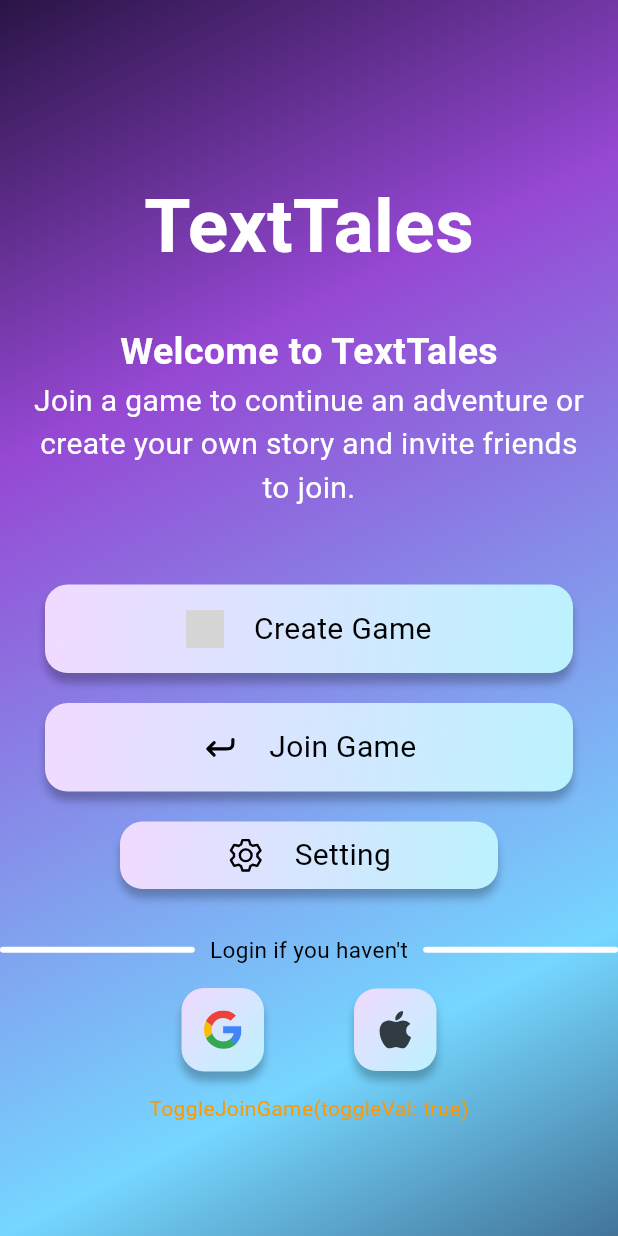
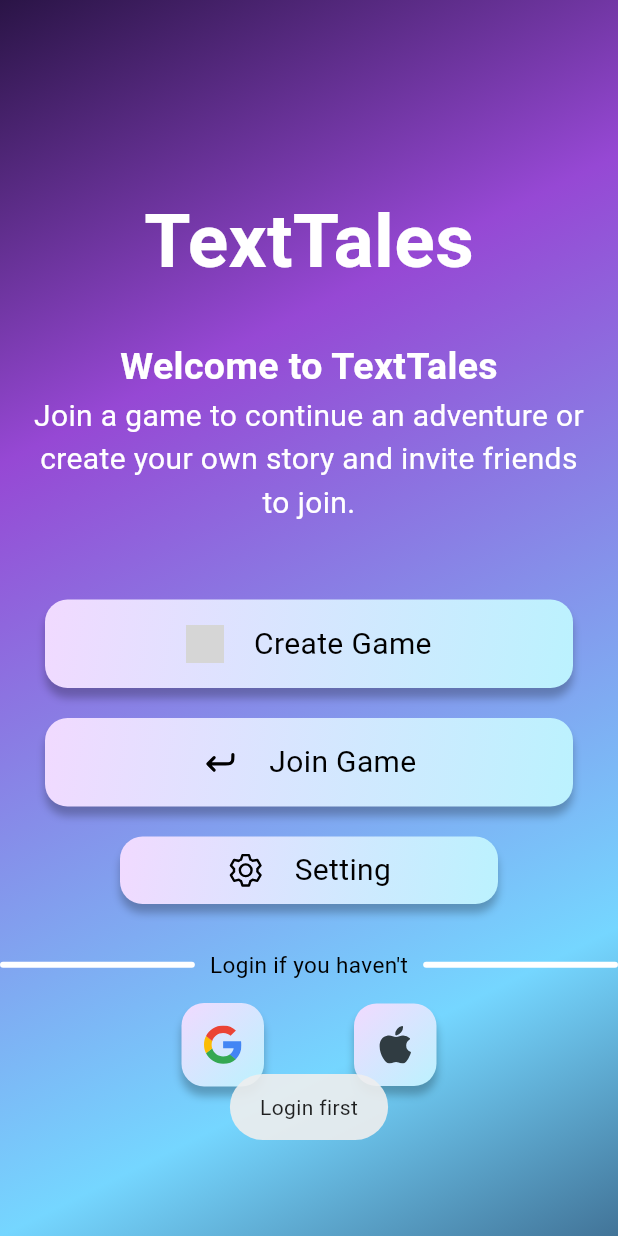
Before and after one commit to FrostyCake47/TextTales, a Flutter app: the screen it shows after launch, after a tap on "Create Game", on a phone screen of 412 x 824 dp. Run offline on Flutter 3.47's test engine with Material 3 defaults, Android fonts, the phone set to English and light mode, and no system bars; our stand-ins replace firebase_auth, firebase_core, flutter_riverpod, flutter_spinkit, flutter_svg, fluttertoast and 4 more; missing offline and left inert: dart:ffi; accounts and stored records are empty; Roboto replaces fonts that are missing (Poppins); grey boxes are pictures that could not be loaded.

Commit message:
cleaned up the code

```diff
--- a/lib/screens/auth.dart
+++ b/lib/screens/auth.dart
@@ -24,11 +24,9 @@ class AuthScreen extends StatelessWidget {
           if(snapshot.data?.uid != null) {
             print(mode);
             print("I habe data ${snapshot.data}");
-            Fluttertoast.showToast(msg: "Logged in");
             return LobbyScreen(mode: mode);
             }
           else {
-            Fluttertoast.showToast(msg: "Sign up");
             return HomeScreen();
           }
         },
--- a/lib/screens/home.dart
+++ b/lib/screens/home.dart
@@ -75,12 +75,13 @@ class _HomeScreenState extends ConsumerState<HomeScreen> {
 
   void joinGame(){
     ref.read(toggleJoinGameProvider.notifier).toggle();
-    Fluttertoast.showToast(msg: 'toggling notifier');
-    /*Navigator.pushNamed(context, '/auth', arguments: {'mode':'join'});*/
+
 
     if(isPlayerAuth()){
-      //Navigator.pushNamed(context, '/lobby', arguments: {'mode': 'join'});
       Navigator.pushNamed(context, '/auth', arguments: {'mode':'join'});
+    }
+    else {
+      Fluttertoast.showToast(msg: 'Login first');
     }
   }
 
@@ -155,6 +156,9 @@ class _HomeScreenState extends ConsumerState<HomeScreen> {
                     if(isPlayerAuth()){
                       Navigator.pushNamed(context, '/auth', arguments: {'mode':'create'});
                     }
+                    else {
+                      Fluttertoast.showToast(msg: 'Login first');
+                    }
                   },
                   child: HomeBtn(text: 'Create Game', imgSrc: 'create',)
                 ),
@@ -226,7 +230,7 @@ class _HomeScreenState extends ConsumerState<HomeScreen> {
                 ],)
                 : Container(),
 
-                Text(toggleJoinGame.toString())
+                //Text(toggleJoinGame.toString())
               ],
             ),
           ),
```
